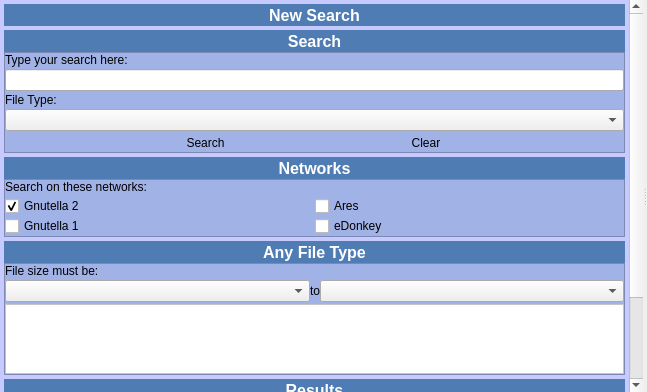
Before: the Qt Designer form UI/widgetsearch.ui in c3c/quazaa, drawn with Qt 5.
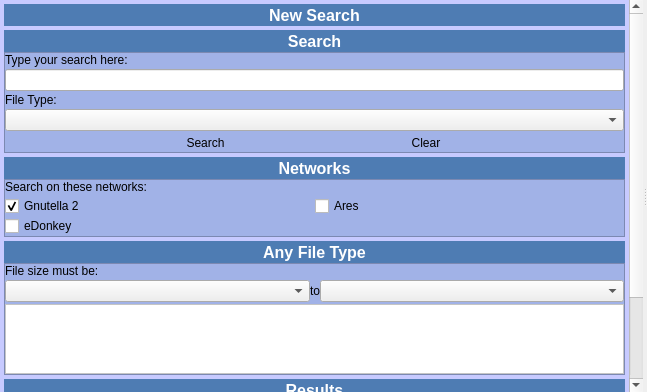
After: the same form once the commit is applied. Icons and pictures are not drawn.

Patch:
```diff
--- a/UI/widgetsearch.ui
+++ b/UI/widgetsearch.ui
@@ -60,8 +60,8 @@
            <rect>
             <x>0</x>
             <y>0</y>
-            <width>626</width>
-            <height>516</height>
+            <width>623</width>
+            <height>637</height>
            </rect>
           </property>
           <layout class="QGridLayout" name="gridLayout_19">
@@ -475,17 +475,6 @@
                     </property>
                    </widget>
                   </item>
-                  <item row="1" column="0">
-                   <widget class="QCheckBox" name="checkBoxSearchGnutella1">
-                    <property name="text">
-                     <string>Gnutella 1</string>
-                    </property>
-                    <property name="icon">
-                     <iconset>
-                      <normaloff>:/Resource/Networks/Gnutella1.png</normaloff>:/Resource/Networks/Gnutella1.png</iconset>
-                    </property>
-                   </widget>
-                  </item>
                   <item row="0" column="1">
                    <widget class="QCheckBox" name="checkBoxSearchAres">
                     <property name="text">
@@ -497,7 +486,7 @@
                     </property>
                    </widget>
                   </item>
-                  <item row="1" column="1">
+                  <item row="1" column="0">
                    <widget class="QCheckBox" name="checkBoxSearchEDonkey">
                     <property name="text">
                      <string>eDonkey</string>
```
Left out of the diff: 24 changed lines with no effect on the pictures.
